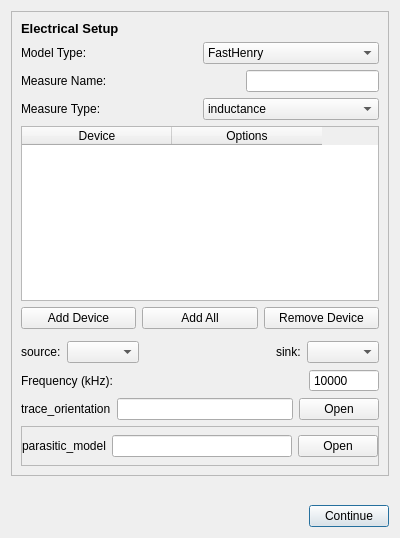
e3da/PowerSynth2-gui, file qt/ui/electricalSetup.ui: the form before one commit.
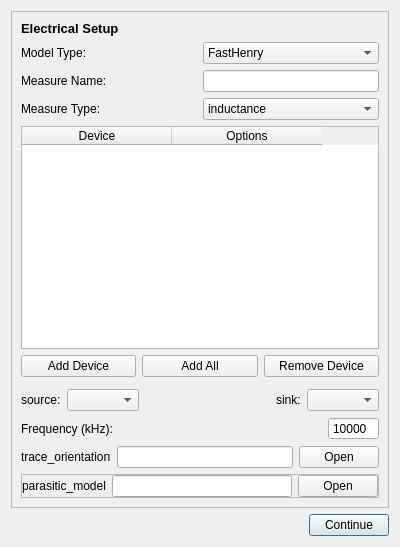
The form after the commit.

The edit to the form file:
```diff
--- a/qt/ui/electricalSetup.ui
+++ b/qt/ui/electricalSetup.ui
@@ -7,7 +7,7 @@
     <x>0</x>
     <y>0</y>
     <width>400</width>
-    <height>538</height>
+    <height>547</height>
    </rect>
   </property>
   <property name="windowTitle">
@@ -16,6 +16,12 @@
   <layout class="QVBoxLayout" name="verticalLayout_2">
    <item>
     <widget class="QFrame" name="electrical_setup_2">
+     <property name="sizePolicy">
+      <sizepolicy hsizetype="Preferred" vsizetype="Preferred">
+       <horstretch>0</horstretch>
+       <verstretch>0</verstretch>
+      </sizepolicy>
+     </property>
      <property name="frameShape">
       <enum>QFrame::StyledPanel</enum>
      </property>
@@ -41,6 +47,12 @@
         </item>
         <item>
          <widget class="QComboBox" name="combo_model_type">
+          <property name="sizePolicy">
+           <sizepolicy hsizetype="Preferred" vsizetype="Preferred">
+            <horstretch>0</horstretch>
+            <verstretch>0</verstretch>
+           </sizepolicy>
+          </property>
           <item>
            <property name="text">
             <string>FastHenry</string>
@@ -59,26 +71,26 @@
        <layout class="QHBoxLayout" name="horizontalLayout_12">
         <item>
          <widget class="QLabel" name="label_19">
+          <property name="sizePolicy">
+           <sizepolicy hsizetype="Preferred" vsizetype="Preferred">
+            <horstretch>0</horstretch>
+            <verstretch>0</verstretch>
+           </sizepolicy>
+          </property>
           <property name="text">
            <string>Measure Name:</string>
           </property>
          </widget>
         </item>
         <item>
-         <spacer name="horizontalSpacer_3">
-          <property name="orientation">
-           <enum>Qt::Horizontal</enum>
+         <widget class="QLineEdit" name="lineedit_measure_name">
+          <property name="sizePolicy">
+           <sizepolicy hsizetype="Preferred" vsizetype="Preferred">
+            <horstretch>0</horstretch>
+            <verstretch>0</verstretch>
+           </sizepolicy>
           </property>
-          <property name="sizeHint" stdset="0">
-           <size>
-            <width>40</width>
-            <height>20</height>
-           </size>
-          </property>
-         </spacer>
-        </item>
-        <item>
-         <widget class="QLineEdit" name="lineedit_measure_name"/>
+         </widget>
         </item>
        </layout>
       </item>
@@ -93,6 +105,12 @@
         </item>
         <item>
          <widget class="QComboBox" name="combo_measure_type">
+          <property name="sizePolicy">
+           <sizepolicy hsizetype="Preferred" vsizetype="Preferred">
+            <horstretch>0</horstretch>
+            <verstretch>0</verstretch>
+           </sizepolicy>
+          </property>
           <item>
            <property name="text">
             <string>inductance</string>
@@ -133,6 +151,12 @@
           </property>
           <item>
            <widget class="QPushButton" name="btn_add_device">
+            <property name="sizePolicy">
+             <sizepolicy hsizetype="Minimum" vsizetype="Preferred">
+              <horstretch>0</horstretch>
+              <verstretch>0</verstretch>
+             </sizepolicy>
+            </property>
             <property name="text">
              <string>Add Device</string>
             </property>
@@ -140,6 +164,12 @@
           </item>
           <item>
            <widget class="QPushButton" name="btn_add_all">
+            <property name="sizePolicy">
+             <sizepolicy hsizetype="Minimum" vsizetype="Preferred">
+              <horstretch>0</horstretch>
+              <verstretch>0</verstretch>
+             </sizepolicy>
+            </property>
             <property name="text">
              <string>Add All</string>
             </property>
@@ -147,6 +177,12 @@
           </item>
           <item>
            <widget class="QPushButton" name="btn_remove_device">
+            <property name="sizePolicy">
+             <sizepolicy hsizetype="Minimum" vsizetype="Preferred">
+              <horstretch>0</horstretch>
+              <verstretch>0</verstretch>
+             </sizepolicy>
+            </property>
             <property name="text">
              <string>Remove Device</string>
             </property>
@@ -168,7 +204,7 @@
         <item>
          <widget class="QComboBox" name="combo_source">
           <property name="sizePolicy">
-           <sizepolicy hsizetype="Fixed" vsizetype="Fixed">
+           <sizepolicy hsizetype="Fixed" vsizetype="Preferred">
             <horstretch>0</horstretch>
             <verstretch>0</verstretch>
            </sizepolicy>
@@ -198,7 +234,7 @@
         <item>
          <widget class="QComboBox" name="combo_sink">
           <property name="sizePolicy">
-           <sizepolicy hsizetype="Fixed" vsizetype="Fixed">
+           <sizepolicy hsizetype="Fixed" vsizetype="Preferred">
             <horstretch>0</horstretch>
             <verstretch>0</verstretch>
            </sizepolicy>
@@ -211,6 +247,12 @@
        <layout class="QHBoxLayout" name="horizontalLayout_14">
         <item>
          <widget class="QLabel" name="label_23">
+          <property name="sizePolicy">
+           <sizepolicy hsizetype="Expanding" vsizetype="Preferred">
+            <horstretch>0</horstretch>
+            <verstretch>0</verstretch>
+           </sizepolicy>
+          </property>
           <property name="text">
            <string>Frequency (kHz):</string>
           </property>
@@ -219,7 +261,7 @@
         <item>
          <widget class="QSpinBox" name="frequency">
           <property name="sizePolicy">
-           <sizepolicy hsizetype="Maximum" vsizetype="Fixed">
+           <sizepolicy hsizetype="Maximum" vsizetype="Preferred">
             <horstretch>0</horstretch>
             <verstretch>0</verstretch>
            </sizepolicy>
@@ -259,12 +301,19 @@
          </widget>
         </item>
         <item>
-         <widget class="QLineEdit" name="trace_textedit"/>
+         <widget class="QLineEdit" name="trace_textedit">
+          <property name="sizePolicy">
+           <sizepolicy hsizetype="Expanding" vsizetype="Preferred">
+            <horstretch>0</horstretch>
+            <verstretch>0</verstretch>
+           </sizepolicy>
+          </property>
+         </widget>
         </item>
         <item>
          <widget class="QPushButton" name="btn_open_trace">
           <property name="sizePolicy">
-           <sizepolicy hsizetype="Maximum" vsizetype="Fixed">
+           <sizepolicy hsizetype="Maximum" vsizetype="Preferred">
             <horstretch>0</horstretch>
             <verstretch>0</verstretch>
            </sizepolicy>
@@ -299,7 +348,7 @@
         <property name="minimumSize">
          <size>
           <width>0</width>
-          <height>40</height>
+          <height>0</height>
          </size>
         </property>
         <property name="frameShape">
@@ -322,8 +371,6 @@
           <number>0</number>
          </property>
          <item>
-          <layout class="QHBoxLayout" name="horizontalLayout_2">
-           <item>
             <widget class="QLabel" name="label_6">
              <property name="sizePolicy">
               <sizepolicy hsizetype="Preferred" vsizetype="Preferred">
@@ -345,7 +392,7 @@
            <item>
             <widget class="QLineEdit" name="parasitic_textedit">
              <property name="sizePolicy">
-              <sizepolicy hsizetype="Expanding" vsizetype="Fixed">
+            <sizepolicy hsizetype="Expanding" vsizetype="Preferred">
                <horstretch>0</horstretch>
                <verstretch>0</verstretch>
               </sizepolicy>
@@ -355,7 +402,7 @@
            <item>
             <widget class="QPushButton" name="btn_open_parasitic">
              <property name="sizePolicy">
-              <sizepolicy hsizetype="Maximum" vsizetype="Fixed">
+            <sizepolicy hsizetype="Maximum" vsizetype="Preferred">
                <horstretch>0</horstretch>
                <verstretch>0</verstretch>
               </sizepolicy>
@@ -378,26 +425,11 @@
             </widget>
            </item>
           </layout>
-         </item>
-        </layout>
        </widget>
       </item>
      </layout>
     </widget>
    </item>
-   <item>
-    <spacer name="verticalSpacer">
-     <property name="orientation">
-      <enum>Qt::Vertical</enum>
-     </property>
-     <property name="sizeHint" stdset="0">
-      <size>
-       <width>20</width>
-       <height>40</height>
-      </size>
-     </property>
-    </spacer>
-   </item>
    <item>
     <layout class="QHBoxLayout" name="horizontalLayout">
      <item>
@@ -415,6 +447,12 @@
      </item>
      <item>
       <widget class="QPushButton" name="btn_continue">
+       <property name="sizePolicy">
+        <sizepolicy hsizetype="Minimum" vsizetype="Preferred">
+         <horstretch>0</horstretch>
+         <verstretch>0</verstretch>
+        </sizepolicy>
+       </property>
        <property name="text">
         <string>Continue</string>
        </property>
```
Lines whose indentation alone changed are shown as unchanged.
